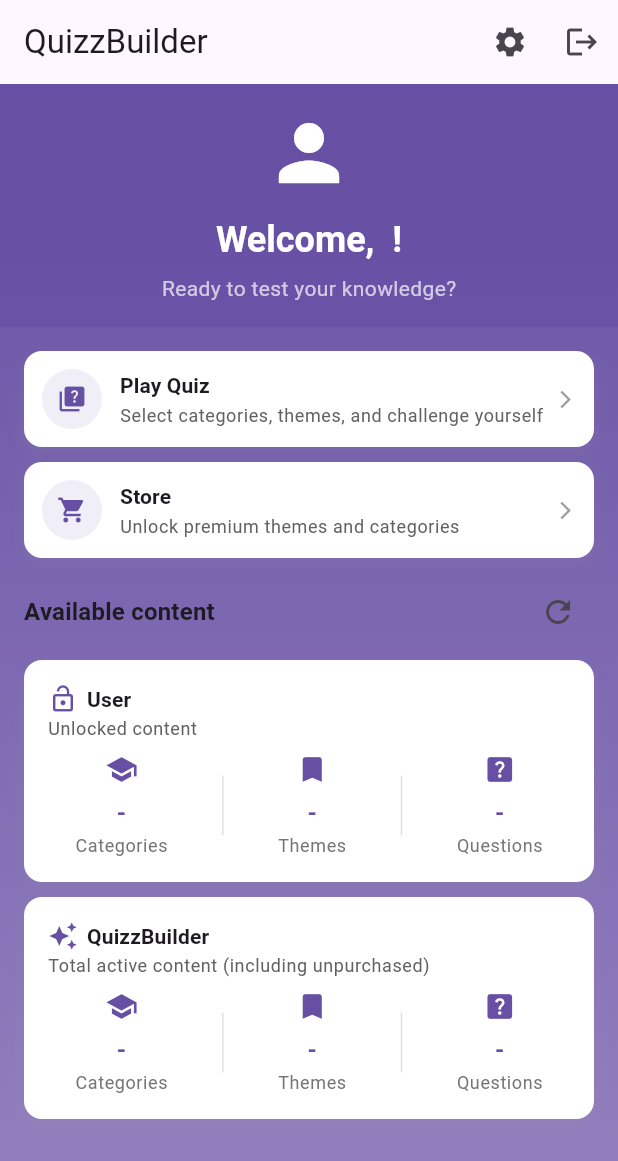
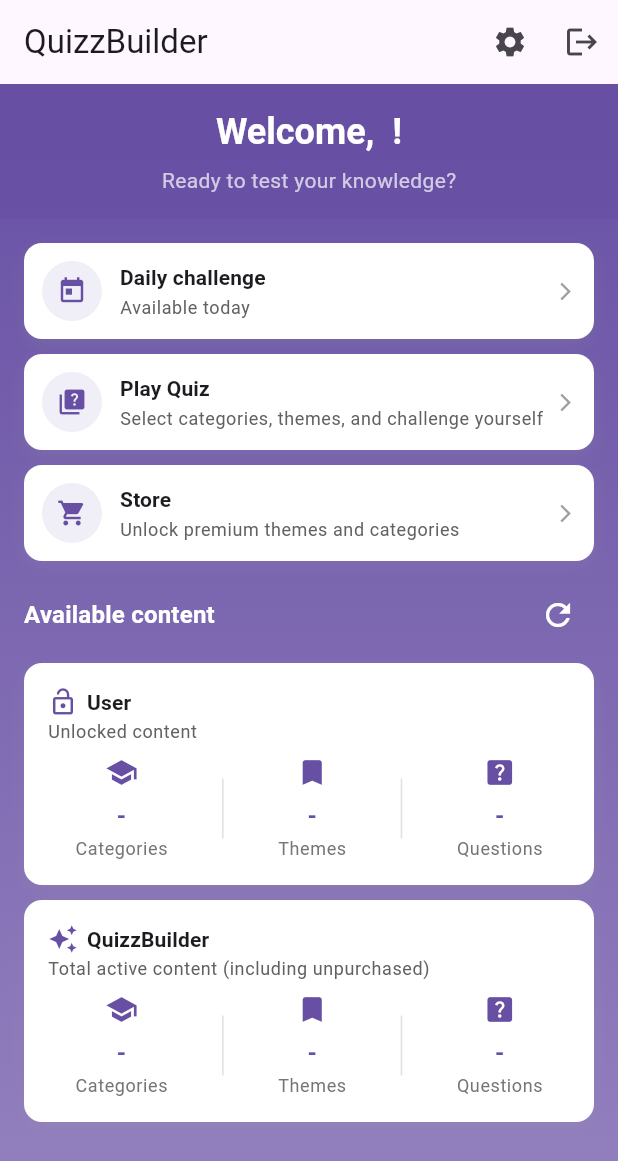
Before and after one commit to nmalen/QuizzBuilder_client, a Flutter app: the HomeScreen screen opened directly, on a phone screen of 412 x 824 dp. Shown: the top 1161 px of the screen. Run offline on Flutter 3.47's test engine with Material 3 defaults, Android fonts, the phone set to English and light mode, and no system bars; our stand-ins replace flutter_secure_storage, in_app_purchase, package_info_plus, shared_preferences, sqflite; missing offline and left inert: in_app_purchase_storekit; accounts and stored records are empty; network calls fail.

```diff
--- a/lib/ui/home_screen.dart
+++ b/lib/ui/home_screen.dart
@@ -8,6 +8,7 @@ import '../widgets/gradient_background.dart';
 import 'credit_store_screen.dart';
 import 'game_mode_screen.dart';
 import 'settings_screen.dart';
+import 'setup_solo_screen.dart';
 
 class HomeScreen extends StatefulWidget {
   const HomeScreen({super.key});
@@ -126,8 +127,6 @@ class _HomeScreenState extends State<HomeScreen> {
                 padding: const EdgeInsets.all(16),
                 child: Column(
                   children: [
-                    const Icon(Icons.person, size: 60, color: Colors.white),
-                    const SizedBox(height: 12),
                     Text(
                       AppLocalizations.of(
                         context,
@@ -154,6 +153,22 @@ class _HomeScreenState extends State<HomeScreen> {
                 padding: const EdgeInsets.symmetric(horizontal: 16),
                 child: Column(
                   children: [
+                    _ActionButton(
+                      icon: Icons.today,
+                      title: AppLocalizations.of(context)!.dailyChallenge,
+                      subtitle: AppLocalizations.of(context)!.dailyAvailableToday,
+                      onTap: () {
+                        Navigator.push(
+                          context,
+                          MaterialPageRoute(
+                            builder: (_) => const SetupSoloScreen(
+                              initialGameMode: 'daily',
+                            ),
+                          ),
+                        );
+                      },
+                    ),
+                    const SizedBox(height: 10),
                     _ActionButton(
                       icon: Icons.quiz,
                       title: AppLocalizations.of(context)!.playQuiz,
@@ -197,10 +212,15 @@ class _HomeScreenState extends State<HomeScreen> {
                         Text(
                           AppLocalizations.of(context)!.availableContent,
                           style: Theme.of(context).textTheme.titleMedium
-                              ?.copyWith(fontWeight: FontWeight.bold),
+                              ?.copyWith(
+                                fontWeight: FontWeight.bold,
+                                color: Colors.white,
+                              ),
                         ),
                         IconButton(
                           tooltip: 'Refresh',
+                          color: Colors.white,
+                          disabledColor: Colors.white54,
                           onPressed: catalogProvider.isStatsLoading
                               ? null
                               : () {
@@ -212,9 +232,10 @@ class _HomeScreenState extends State<HomeScreen> {
                                   width: 20,
                                   child: CircularProgressIndicator(
                                     strokeWidth: 2,
-                                    valueColor: AlwaysStoppedAnimation<Color>(
-                                      Theme.of(context).primaryColor,
-                                    ),
+                                    valueColor:
+                                        const AlwaysStoppedAnimation<Color>(
+                                          Colors.white,
+                                        ),
                                   ),
                                 )
                               : const Icon(Icons.refresh),
--- a/pubspec.yaml
+++ b/pubspec.yaml
@@ -3,7 +3,7 @@ description: "QuizzBuilder - A multilingual quiz game with free and paid themes.
 publish_to: 'none'
 
 # TestFlight submission build
-version: 1.5.9+49
+version: 1.6.0+50
 
 
 
```
Also changed, not shown: lib/main.dart (+21 -1 lines), lib/providers/auth_provider.dart (+9 -1 lines), lib/ui/game_mode_screen.dart (+28 -0 lines), lib/ui/setup_solo_screen.dart (+10 -1 lines).
